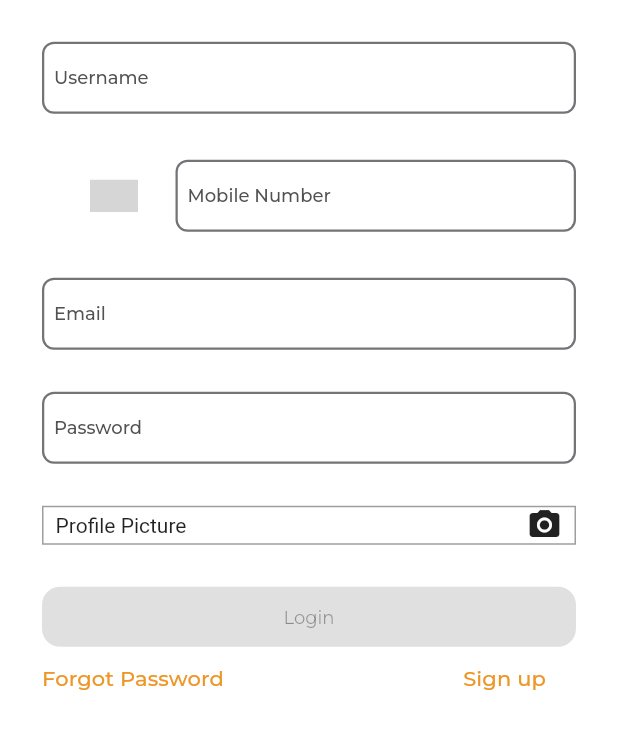
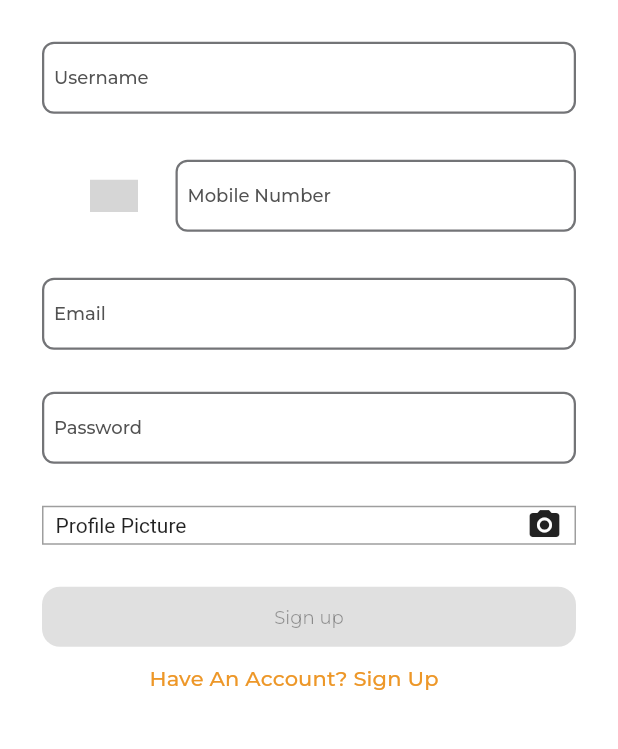
Before and after one commit to Markfgui675/curso_flutter_avancado, a Flutter app: the RegisterView screen opened by its route, on a phone screen of 412 x 824 dp, the part 429-1178 px from its top. Run offline on Flutter 3.47's test engine with Material 2 defaults, Android fonts, the phone set to English and light mode, and no system bars; drawn by our look-alikes of country_code_picker; our stand-ins replace dartz, data_connection_checker, device_info_plus, dio, freezed_annotation, get_it and 4 more; accounts and stored records are empty; generated files the repository leaves out were written again; grey boxes are pictures that could not be loaded.

Commit message:
Aula 136

```diff
--- a/lib/presentation/register/register.dart
+++ b/lib/presentation/register/register.dart
@@ -218,7 +218,7 @@ class _RegisterViewState extends State<RegisterView> {
                           }
                               : null,
                           child: Text(
-                              AppStrings.login
+                              AppStrings.register
                           )
                       ),
                     );
@@ -232,31 +232,15 @@ class _RegisterViewState extends State<RegisterView> {
                     left: AppPadding.p28,
                     right: AppPadding.p28
                 ),
-                child: Row(
-                  mainAxisAlignment: MainAxisAlignment.spaceBetween,
-                  children: [
-                    InkWell(
+                child: InkWell(
                   onTap: (){
-                        Navigator.pushNamed(context, Routes.forgotPasswordRoute);
+                    Navigator.of(context).pop();
                   },
                   child: Padding(
                     padding: const EdgeInsets.only(right: AppPadding.p20, bottom: AppPadding.p8),
-                        child: Text(AppStrings.forgotPassword, textAlign: TextAlign.start,
+                    child: Text(AppStrings.haveAnAccount, textAlign: TextAlign.start,
                       style: Theme.of(context).textTheme.subtitle2,),
                   ),
-                    ),
-
-                    InkWell(
-                      onTap: (){
-                        Navigator.pushNamed(context, Routes.registerRoute);
-                      },
-                      child: Padding(
-                        padding: const EdgeInsets.only(right: AppPadding.p20, bottom: AppPadding.p8),
-                        child: Text(AppStrings.register, textAlign: TextAlign.end,
-                          style: Theme.of(context).textTheme.subtitle2,),
-                      ),
-                    ),
-                  ],
                 ),
               )
 
--- a/lib/presentation/resources/routes_manager.dart
+++ b/lib/presentation/resources/routes_manager.dart
@@ -26,6 +26,8 @@ class RouteGenerator{
 
   static Route<dynamic> getRoute(RouteSettings routeSettings){
 
+    bool alreadyInstance = false;
+
     switch(routeSettings.name){
 
       case Routes.splashRoute:
@@ -36,14 +38,14 @@ class RouteGenerator{
 
       case Routes.loginRoute:
         initLoginModule();
+        initRegisterModule();
+        initForgotPasswordModule();
         return MaterialPageRoute(builder: (_) => LoginView());
 
       case Routes.registerRoute:
-        initRegisterModule();
         return MaterialPageRoute(builder: (_) => RegisterView());
 
       case Routes.forgotPasswordRoute:
-        initForgotPasswordModule();
         return MaterialPageRoute(builder: (_) => ForgotPasswordView());
 
       case Routes.mainRoute:
--- a/lib/presentation/resources/strings_manager.dart
+++ b/lib/presentation/resources/strings_manager.dart
@@ -12,6 +12,7 @@ class AppStrings{
   static const String passwordError = "Password error";
   static const String emailError = "Email error";
   static const String register = "Sign up";
+  static const String haveAnAccount = "Have An Account? Sign Up";
   static const String mobileNumber = "Mobile Number";
   static const String retryAgain = "Retry Again";
   static const String profilePicture = "Profile Picture";
```
Lines whose indentation alone changed are shown as unchanged.
